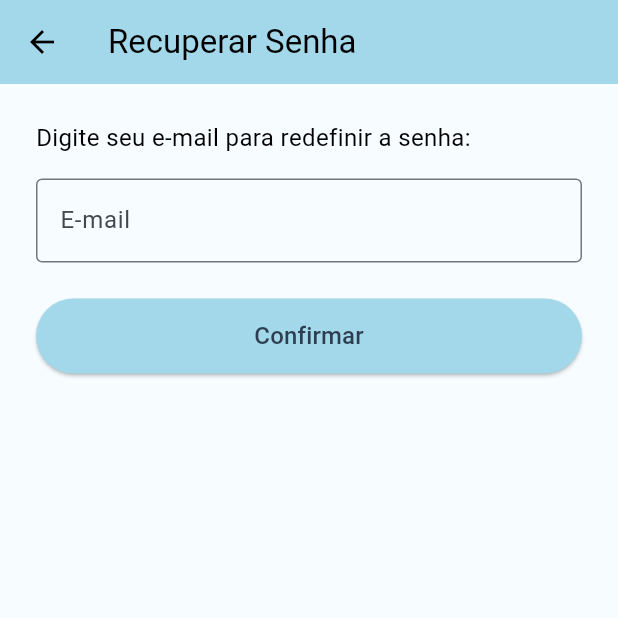
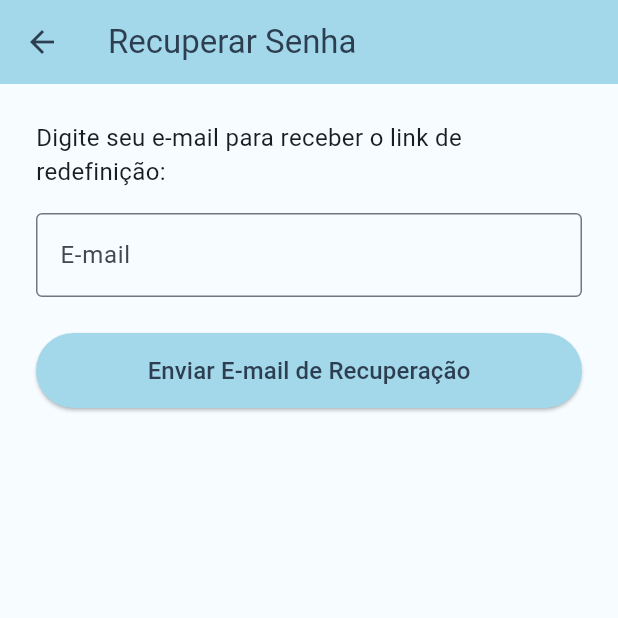
Before and after one commit to FernandoYaginuma/MoodSync, a Flutter app: the screen it shows after launch, after a tap on "Entrar", after a tap on "Esqueceu a senha?", on a phone screen of 412 x 824 dp, the top half of it. Run offline on Flutter 3.47's test engine with Material 3 defaults, Android fonts, the phone set to English and light mode, and no system bars; our stand-ins replace cloud_firestore, firebase_auth, firebase_core, shared_preferences, table_calendar; accounts and stored records are empty.

Commit message:
sistema de login

```diff
--- a/lib/Controller/forgot_password_controller.dart
+++ b/lib/Controller/forgot_password_controller.dart
@@ -1,49 +1,55 @@
 import 'package:flutter/material.dart';
-import 'package:shared_preferences/shared_preferences.dart';
+import 'package:firebase_auth/firebase_auth.dart';
 
 class ForgotPasswordController {
   final emailController = TextEditingController();
-  final novaSenhaController = TextEditingController();
-  final confirmarSenhaController = TextEditingController();
 
-  Future<bool> verificarEmail(String email) async {
-    final prefs = await SharedPreferences.getInstance();
-    final emailSalvo = prefs.getString('email');
-    return emailSalvo == email;
-  }
-
-  Future<void> redefinirSenha(BuildContext context) async {
-    final novaSenha = novaSenhaController.text;
-    final confirmar = confirmarSenhaController.text;
-
-    if (novaSenha.length < 6) {
+  Future<void> enviarEmailRecuperacao(BuildContext context) async {
+    final email = emailController.text.trim();
+    if (email.isEmpty) {
       ScaffoldMessenger.of(context).showSnackBar(
-        const SnackBar(content: Text('Senha muito curta (mín. 6 caracteres)')),
+        const SnackBar(content: Text('Por favor, digite seu e-mail.')),
       );
       return;
     }
 
-    if (novaSenha != confirmar) {
-      ScaffoldMessenger.of(context).showSnackBar(
-        const SnackBar(content: Text('As senhas não coincidem')),
-      );
-      return;
-    }
+    try {
+      await FirebaseAuth.instance.sendPasswordResetEmail(email: email);
 
-    final prefs = await SharedPreferences.getInstance();
-    await prefs.setString('senha', novaSenha);
+      if (context.mounted) {
+        ScaffoldMessenger.of(context).showSnackBar(
+          const SnackBar(
+              content: Text('Link para redefinição de senha enviado para o seu e-mail.')),
+        );
+        Navigator.pop(context);
+      }
+    } on FirebaseAuthException catch (e) {
+      String mensagem = 'Ocorreu um erro. Tente novamente.';
+      if (e.code == 'user-not-found') {
+        // Por segurança, não informamos que o usuário não foi encontrado.
+        // A mensagem de sucesso é mostrada mesmo assim para evitar que alguém
+        // descubra quais e-mails estão ou não cadastrados.
+        if (context.mounted) {
+          ScaffoldMessenger.of(context).showSnackBar(
+            const SnackBar(
+                content: Text('Link para redefinição de senha enviado para o seu e-mail.')),
+          );
+          Navigator.pop(context);
+        }
+        return;
+      } else if (e.code == 'invalid-email') {
+        mensagem = 'O formato do e-mail é inválido.';
+      }
 
-    if (context.mounted) {
-      ScaffoldMessenger.of(context).showSnackBar(
-        const SnackBar(content: Text('Senha alterada com sucesso!')),
-      );
-      Navigator.pop(context);
+      if (context.mounted) {
+        ScaffoldMessenger.of(context).showSnackBar(
+          SnackBar(content: Text(mensagem)),
+        );
+      }
     }
   }
 
   void dispose() {
     emailController.dispose();
-    novaSenhaController.dispose();
-    confirmarSenhaController.dispose();
   }
 }
--- a/lib/Controller/login_controller.dart
+++ b/lib/Controller/login_controller.dart
@@ -1,40 +1,50 @@
 import 'package:flutter/material.dart';
-import 'package:shared_preferences/shared_preferences.dart';
+import 'package:firebase_auth/firebase_auth.dart';
 
 class LoginController {
   final formKey = GlobalKey<FormState>();
 
-  final usuarioOuEmailController = TextEditingController();
+  final emailController = TextEditingController();
   final senhaController = TextEditingController();
 
   Future<void> fazerLogin(BuildContext context) async {
     if (!formKey.currentState!.validate()) return;
 
-    final input = usuarioOuEmailController.text.trim();
-    final senhaDigitada = senhaController.text;
+    try {
+      await FirebaseAuth.instance.signInWithEmailAndPassword(
+        email: emailController.text.trim(),
+        password: senhaController.text,
+      );
 
-    final prefs = await SharedPreferences.getInstance();
-    final emailSalvo = prefs.getString('email');
-    final usuarioSalvo = prefs.getString('nome');
-    final senhaSalva = prefs.getString('senha');
-
-    final loginCorreto = (input == emailSalvo || input == usuarioSalvo) && senhaDigitada == senhaSalva;
-
-    if (loginCorreto) {
       if (context.mounted) {
         Navigator.pushReplacementNamed(context, '/home');
       }
-    } else {
+    } on FirebaseAuthException catch (e) {
+      String mensagemErro;
+      switch (e.code) {
+        case 'user-not-found':
+          mensagemErro = 'Nenhum usuário encontrado com este e-mail.';
+          break;
+        case 'wrong-password':
+          mensagemErro = 'Senha incorreta. Por favor, tente novamente.';
+          break;
+        case 'invalid-email':
+          mensagemErro = 'O formato do e-mail é inválido.';
+          break;
+        default:
+          mensagemErro = 'Ocorreu um erro. Tente novamente mais tarde.';
+      }
+
       if (context.mounted) {
         ScaffoldMessenger.of(context).showSnackBar(
-          const SnackBar(content: Text('Usuário ou senha inválidos')),
+          SnackBar(content: Text(mensagemErro)),
         );
       }
     }
   }
 
   void dispose() {
-    usuarioOuEmailController.dispose();
+    emailController.dispose();
     senhaController.dispose();
   }
 }
--- a/lib/View/forgot_password_view.dart
+++ b/lib/View/forgot_password_view.dart
@@ -11,28 +11,11 @@ class ForgotPasswordView extends StatefulWidget {
 
 class _ForgotPasswordViewState extends State<ForgotPasswordView> {
   final controller = ForgotPasswordController();
-  bool emailConfirmado = false;
 
   @override
   void dispose() {
     controller.dispose();
     super.dispose();
-  }
-
-  void validarEmail() async {
-    final email = controller.emailController.text.trim();
-    final existe = await controller.verificarEmail(email);
-
-    if (existe) {
-      setState(() {
-        emailConfirmado = true;
-      });
-    } else {
-      if (!mounted) return;
-      ScaffoldMessenger.of(context).showSnackBar(
-        const SnackBar(content: Text('E-mail não encontrado')),
-      );
-    }
   }
 
   @override
@@ -41,7 +24,7 @@ class _ForgotPasswordViewState extends State<ForgotPasswordView> {
       backgroundColor: AppColors.blankBackground,
       appBar: AppBar(
         backgroundColor: AppColors.blueLogo,
-        foregroundColor: AppColors.blackBackground,
+        foregroundColor: AppColors.fontLogo,
         title: const Text('Recuperar Senha'),
       ),
       body: Padding(
@@ -49,13 +32,9 @@ class _ForgotPasswordViewState extends State<ForgotPasswordView> {
         child: Column(
           crossAxisAlignment: CrossAxisAlignment.start,
           children: [
-            if (!emailConfirmado) ...[
             const Text(
-                'Digite seu e-mail para redefinir a senha:',
-                style: TextStyle(
-                  fontSize: 16,
-                  color: AppColors.blackBackground,
-                ),
+              'Digite seu e-mail para receber o link de redefinição:',
+              style: TextStyle(fontSize: 16),
             ),
             const SizedBox(height: 16),
             TextField(
@@ -75,56 +54,13 @@ class _ForgotPasswordViewState extends State<ForgotPasswordView> {
                   backgroundColor: AppColors.blueLogo,
                   foregroundColor: AppColors.fontLogo,
                 ),
-                  onPressed: validarEmail,
+                onPressed: () => controller.enviarEmailRecuperacao(context),
                 child: const Text(
-                    'Confirmar',
+                  'Enviar E-mail de Recuperação',
                   style: TextStyle(fontSize: 16),
                 ),
               ),
             ),
-            ] else ...[
-              const Text(
-                'Digite sua nova senha:',
-                style: TextStyle(
-                  fontSize: 16,
-                  color: AppColors.blackBackground,
-                ),
-              ),
-              const SizedBox(height: 16),
-              TextField(
-                controller: controller.novaSenhaController,
-                obscureText: true,
-                decoration: const InputDecoration(
-                  labelText: 'Nova Senha',
-                  border: OutlineInputBorder(),
-                ),
-              ),
-              const SizedBox(height: 12),
-              TextField(
-                controller: controller.confirmarSenhaController,
-                obscureText: true,
-                decoration: const InputDecoration(
-                  labelText: 'Confirmar Nova Senha',
-                  border: OutlineInputBorder(),
-                ),
-              ),
-              const SizedBox(height: 24),
-              SizedBox(
-                width: double.infinity,
-                height: 50,
-                child: ElevatedButton(
-                  style: ElevatedButton.styleFrom(
-                    backgroundColor: AppColors.blueLogo,
-                    foregroundColor: AppColors.fontLogo,
-                  ),
-                  onPressed: () => controller.redefinirSenha(context),
-                  child: const Text(
-                    'Redefinir Senha',
-                    style: TextStyle(fontSize: 16),
-                  ),
-                ),
-              ),
-            ],
           ],
         ),
       ),
--- a/lib/View/login_view.dart
+++ b/lib/View/login_view.dart
@@ -26,13 +26,13 @@ class LoginHomeView extends StatelessWidget {
                   ),
                   const SizedBox(height: 24),
                   TextFormField(
-                    controller: controller.usuarioOuEmailController,
+                    controller: controller.emailController,
                     decoration: const InputDecoration(
-                      labelText: 'Usuário ou E-mail',
+                      labelText: 'E-mail',
                       border: OutlineInputBorder(),
                     ),
                     validator: (value) =>
-                        value == null || value.isEmpty ? 'Informe seu usuário ou e-mail' : null,
+                        value == null || value.isEmpty ? 'Informe seu e-mail' : null,
                   ),
                   const SizedBox(height: 16),
                   TextFormField(
@@ -60,9 +60,10 @@ class LoginHomeView extends StatelessWidget {
                     height: 50,
                     child: ElevatedButton(
                       onPressed: () => controller.fazerLogin(context),
-                      style: ElevatedButton.styleFrom(backgroundColor: AppColors.blueLogo,foregroundColor: AppColors.fontLogo),
-                      child: const Text('Entrar',
-                      ),
+                      style: ElevatedButton.styleFrom(
+                          backgroundColor: AppColors.blueLogo,
+                          foregroundColor: AppColors.fontLogo),
+                      child: const Text('Entrar'),
                     ),
                   ),
                   const SizedBox(height: 8),
--- a/lib/main.dart
+++ b/lib/main.dart
@@ -1,5 +1,6 @@
 import 'package:flutter/material.dart';
-import 'package:device_preview/device_preview.dart';
+import 'package:firebase_core/firebase_core.dart';
+import 'firebase_options.dart';
 
 import 'package:android2/View/calendar_view.dart';
 import 'package:android2/View/day_view.dart';
@@ -10,13 +11,12 @@ import 'package:android2/View/forgot_password_view.dart';
 import 'package:android2/View/about_view.dart';
 import 'package:android2/View/home_view.dart';
 
-void main() {
-  runApp(
-    DevicePreview(
-      enabled: true,
-      builder: (context) => const MyApp(),
-    ),
+Future<void> main() async {
+  WidgetsFlutterBinding.ensureInitialized();
+  await Firebase.initializeApp(
+    options: DefaultFirebaseOptions.currentPlatform,
   );
+  runApp(const MyApp());
 }
 
 class MyApp extends StatelessWidget {
@@ -26,8 +26,6 @@ class MyApp extends StatelessWidget {
   Widget build(BuildContext context) {
     return MaterialApp(
       debugShowCheckedModeBanner: false,
-      locale: DevicePreview.locale(context),
-      builder: DevicePreview.appBuilder,
       title: 'MoodSync',
       theme: ThemeData(
         colorScheme: ColorScheme.fromSeed(seedColor: Colors.blue),
@@ -40,11 +38,13 @@ class MyApp extends StatelessWidget {
         '/forgot-password': (context) => const ForgotPasswordView(),
         '/about': (context) => AboutView(),
         '/calendar': (context) {
-          final SelectedDate = ModalRoute.of(context)!.settings.arguments as DateTime;
+          final SelectedDate =
+              ModalRoute.of(context)!.settings.arguments as DateTime;
           return CalendarView(initialDate: SelectedDate);
         },
         '/day': (context) {
-          final selectedDate = ModalRoute.of(context)!.settings.arguments as DateTime;
+          final selectedDate =
+              ModalRoute.of(context)!.settings.arguments as DateTime;
           return DayView(selectedDate: selectedDate);
         },
         '/professional': (context) => const ProfessionalView(),
```
Also changed, not shown: lib/Controller/register_controller.dart (+39 -22 lines), firebase.json, lib/firebase_options.dart, 1 other file. Lines whose indentation alone changed are shown as unchanged.
